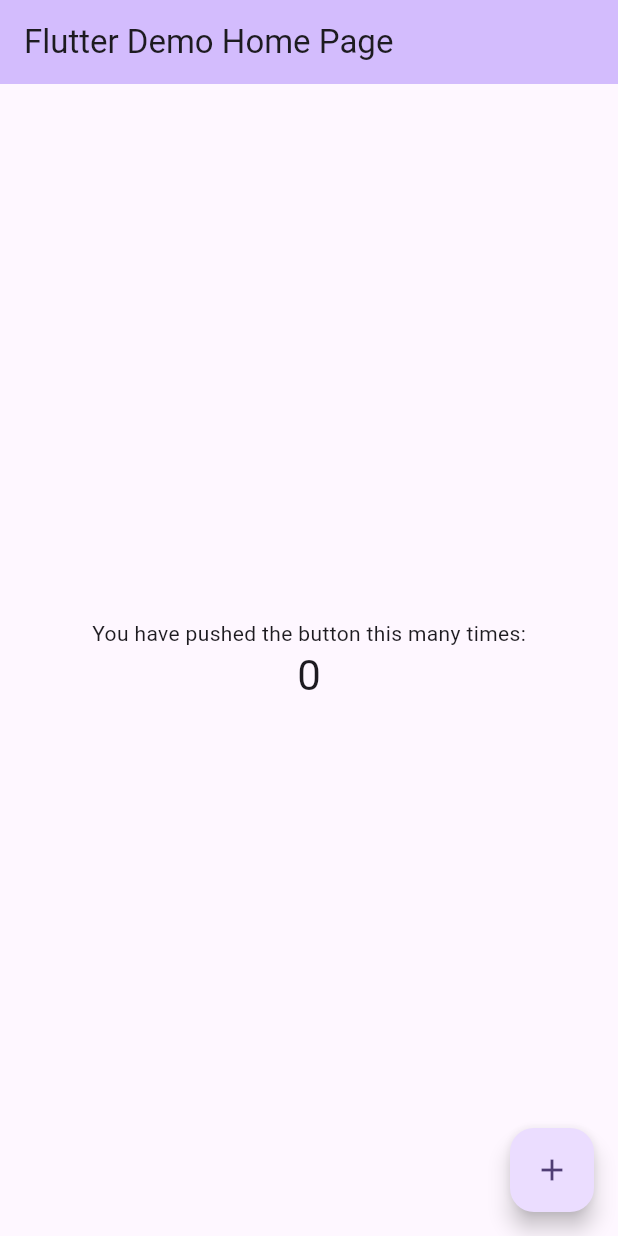
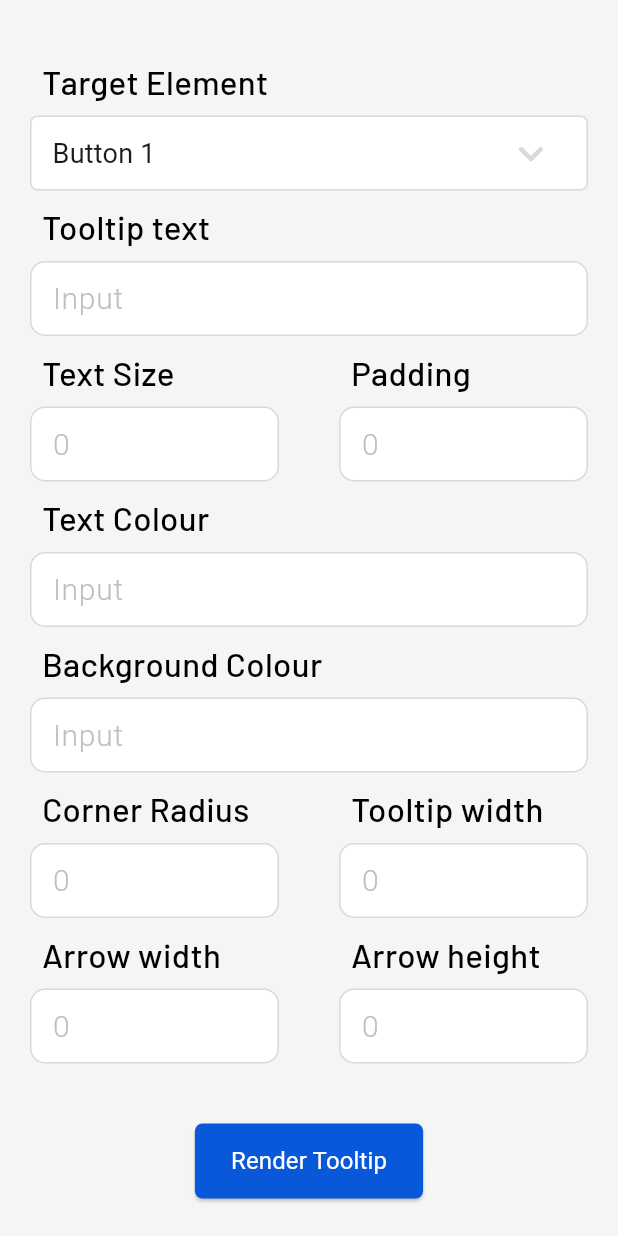
Before and after one commit to heyprincesingh/PlotLine_Mobile, a Flutter app: the screen it shows after launch, on a phone screen of 412 x 824 dp. Run offline on Flutter 3.47's test engine with Material 2 defaults, Android fonts, the phone set to English and light mode, and no system bars; our stand-ins replace get, google_fonts.

Commit message:
Screen 1 UI Completed

```diff
--- a/lib/main.dart
+++ b/lib/main.dart
@@ -1,4 +1,6 @@
+import 'package:get/get.dart';
 import 'package:flutter/material.dart';
+import 'package:plotline_mobile/view/formScreen.dart';
 
 void main() {
   runApp(const MyApp());
@@ -10,116 +12,28 @@ class MyApp extends StatelessWidget {
   // This widget is the root of your application.
   @override
   Widget build(BuildContext context) {
-    return MaterialApp(
+    return GetMaterialApp(
+      debugShowCheckedModeBanner: false,
       title: 'Flutter Demo',
       theme: ThemeData(
-        // This is the theme of your application.
-        //
-        // TRY THIS: Try running your application with "flutter run". You'll see
-        // the application has a blue toolbar. Then, without quitting the app,
-        // try changing the seedColor in the colorScheme below to Colors.green
-        // and then invoke "hot reload" (save your changes or press the "hot
-        // reload" button in a Flutter-supported IDE, or press "r" if you used
-        // the command line to start the app).
-        //
-        // Notice that the counter didn't reset back to zero; the application
-        // state is not lost during the reload. To reset the state, use hot
-        // restart instead.
-        //
-        // This works for code too, not just values: Most code changes can be
-        // tested with just a hot reload.
-        colorScheme: ColorScheme.fromSeed(seedColor: Colors.deepPurple),
+        colorScheme: ColorScheme.fromSeed(seedColor: Color(0xff0958d9)),
         useMaterial3: true,
       ),
-      home: const MyHomePage(title: 'Flutter Demo Home Page'),
+      home: const MyHomePage(),
     );
   }
 }
 
-class MyHomePage extends StatefulWidget {
-  const MyHomePage({super.key, required this.title});
-
-  // This widget is the home page of your application. It is stateful, meaning
-  // that it has a State object (defined below) that contains fields that affect
-  // how it looks.
-
-  // This class is the configuration for the state. It holds the values (in this
-  // case the title) provided by the parent (in this case the App widget) and
-  // used by the build method of the State. Fields in a Widget subclass are
-  // always marked "final".
-
-  final String title;
-
-  @override
-  State<MyHomePage> createState() => _MyHomePageState();
-}
-
-class _MyHomePageState extends State<MyHomePage> {
-  int _counter = 0;
-
-  void _incrementCounter() {
-    setState(() {
-      // This call to setState tells the Flutter framework that something has
-      // changed in this State, which causes it to rerun the build method below
-      // so that the display can reflect the updated values. If we changed
-      // _counter without calling setState(), then the build method would not be
-      // called again, and so nothing would appear to happen.
-      _counter++;
-    });
-  }
+class MyHomePage extends StatelessWidget {
+  const MyHomePage({super.key});
 
   @override
   Widget build(BuildContext context) {
-    // This method is rerun every time setState is called, for instance as done
-    // by the _incrementCounter method above.
-    //
-    // The Flutter framework has been optimized to make rerunning build methods
-    // fast, so that you can just rebuild anything that needs updating rather
-    // than having to individually change instances of widgets.
     return Scaffold(
-      appBar: AppBar(
-        // TRY THIS: Try changing the color here to a specific color (to
-        // Colors.amber, perhaps?) and trigger a hot reload to see the AppBar
-        // change color while the other colors stay the same.
-        backgroundColor: Theme.of(context).colorScheme.inversePrimary,
-        // Here we take the value from the MyHomePage object that was created by
-        // the App.build method, and use it to set our appbar title.
-        title: Text(widget.title),
+      backgroundColor: Color(0xfff5f5f5),
+      body: SafeArea(
+        child: formScreen(),
       ),
-      body: Center(
-        // Center is a layout widget. It takes a single child and positions it
-        // in the middle of the parent.
-        child: Column(
-          // Column is also a layout widget. It takes a list of children and
-          // arranges them vertically. By default, it sizes itself to fit its
-          // children horizontally, and tries to be as tall as its parent.
-          //
-          // Column has various properties to control how it sizes itself and
-          // how it positions its children. Here we use mainAxisAlignment to
-          // center the children vertically; the main axis here is the vertical
-          // axis because Columns are vertical (the cross axis would be
-          // horizontal).
-          //
-          // TRY THIS: Invoke "debug painting" (choose the "Toggle Debug Paint"
-          // action in the IDE, or press "p" in the console), to see the
-          // wireframe for each widget.
-          mainAxisAlignment: MainAxisAlignment.center,
-          children: <Widget>[
-            const Text(
-              'You have pushed the button this many times:',
-            ),
-            Text(
-              '$_counter',
-              style: Theme.of(context).textTheme.headlineMedium,
-            ),
-          ],
-        ),
-      ),
-      floatingActionButton: FloatingActionButton(
-        onPressed: _incrementCounter,
-        tooltip: 'Increment',
-        child: const Icon(Icons.add),
-      ), // This trailing comma makes auto-formatting nicer for build methods.
     );
   }
 }
--- /dev/null
+++ b/lib/view/formScreen.dart
@@ -0,0 +1,251 @@
+import 'package:flutter/material.dart';
+import 'package:google_fonts/google_fonts.dart';
+
+class formScreen extends StatelessWidget {
+  const formScreen({super.key});
+
+  @override
+  Widget build(BuildContext context) {
+    final ValueNotifier<String> selectedOption = ValueNotifier('Button 1');
+
+    return Padding(
+      padding: const EdgeInsets.only(left: 20,right: 20,top: 20),
+      child: SingleChildScrollView(
+        physics: const ScrollPhysics(),
+        child: Column(
+          mainAxisAlignment: MainAxisAlignment.start,
+          crossAxisAlignment: CrossAxisAlignment.start,
+          children: [
+            SizedBox(height: 10),
+            screenText("Target Element"),
+            Container(
+              height: 50,
+              width: MediaQuery.of(context).size.width - 40,
+              decoration: BoxDecoration(
+                color: Colors.white,
+                border: Border.all(color: Color(0xffd9d9d9), width: 1),
+                borderRadius: BorderRadius.all(
+                  Radius.circular(5),
+                ),
+              ),
+              child: ValueListenableBuilder<String>(
+                valueListenable: selectedOption,
+                builder: (context, value, child) {
+                  return Padding(
+                    padding: const EdgeInsets.only(left: 14, right: 14),
+                    child: DropdownButton<String>(
+                      value: value,
+                      icon: const Icon(
+                        Icons.keyboard_arrow_down_rounded,
+                        color: Color(0xffd9d9d9),
+                      ),
+                      iconSize: 34,
+                      elevation: 1,
+                      underline: SizedBox(),
+                      borderRadius: BorderRadius.all(Radius.circular(10)),
+                      dropdownColor: Color(0xfff5f5f5),
+                      onChanged: (a) {
+                        selectedOption.value = a.toString();
+                      },
+                      items: <String>[
+                        'Button 1',
+                        'Button 2',
+                        'Button 3',
+                        'Button 4',
+                        'Button 5'
+                      ].map<DropdownMenuItem<String>>((String value) {
+                        return DropdownMenuItem<String>(
+                          value: value,
+                          child: SizedBox(
+                            width: MediaQuery.of(context).size.width - 110,
+                            child: Text(
+                              value,
+                              style: TextStyle(
+                                  fontWeight: FontWeight.w400, fontSize: 18),
+                            ),
+                          ),
+                        );
+                      }).toList(),
+                    ),
+                  );
+                },
+              ),
+            ),
+            screenText("Tooltip text"),
+            screenInput(context, MediaQuery.of(context).size.width - 40,
+                TextInputType.text),
+            Row(
+              mainAxisAlignment: MainAxisAlignment.spaceBetween,
+              crossAxisAlignment: CrossAxisAlignment.start,
+              children: [
+                Column(
+                  mainAxisAlignment: MainAxisAlignment.start,
+                  crossAxisAlignment: CrossAxisAlignment.start,
+                  children: [
+                    screenText("Text Size"),
+                    screenInput(
+                        context,
+                        MediaQuery.of(context).size.width / 2 - 40,
+                        TextInputType.number),
+                  ],
+                ),
+                Column(
+                  mainAxisAlignment: MainAxisAlignment.start,
+                  crossAxisAlignment: CrossAxisAlignment.start,
+                  children: [
+                    screenText("Padding"),
+                    screenInput(
+                        context,
+                        MediaQuery.of(context).size.width / 2 - 40,
+                        TextInputType.number),
+                  ],
+                )
+              ],
+            ),
+            screenText("Text Colour"),
+            screenInput(context, MediaQuery.of(context).size.width - 40,
+                TextInputType.text),
+            screenText("Background Colour"),
+            screenInput(context, MediaQuery.of(context).size.width - 40,
+                TextInputType.text),
+            Row(
+              mainAxisAlignment: MainAxisAlignment.spaceBetween,
+              crossAxisAlignment: CrossAxisAlignment.start,
+              children: [
+                Column(
+                  mainAxisAlignment: MainAxisAlignment.start,
+                  crossAxisAlignment: CrossAxisAlignment.start,
+                  children: [
+                    screenText("Corner Radius"),
+                    screenInput(
+                        context,
+                        MediaQuery.of(context).size.width / 2 - 40,
+                        TextInputType.number),
+                  ],
+                ),
+                Column(
+                  mainAxisAlignment: MainAxisAlignment.start,
+                  crossAxisAlignment: CrossAxisAlignment.start,
+                  children: [
+                    screenText("Tooltip width"),
+                    screenInput(
+                        context,
+                        MediaQuery.of(context).size.width / 2 - 40,
+                        TextInputType.number),
+                  ],
+                )
+              ],
+            ),
+            Row(
+              mainAxisAlignment: MainAxisAlignment.spaceBetween,
+              crossAxisAlignment: CrossAxisAlignment.start,
+              children: [
+                Column(
+                  mainAxisAlignment: MainAxisAlignment.start,
+                  crossAxisAlignment: CrossAxisAlignment.start,
+                  children: [
+                    screenText("Arrow width"),
+                    screenInput(
+                        context,
+                        MediaQuery.of(context).size.width / 2 - 40,
+                        TextInputType.number),
+                  ],
+                ),
+                Column(
+                  mainAxisAlignment: MainAxisAlignment.start,
+                  crossAxisAlignment: CrossAxisAlignment.start,
+                  children: [
+                    screenText("Arrow height"),
+                    screenInput(
+                        context,
+                        MediaQuery.of(context).size.width / 2 - 40,
+                        TextInputType.number),
+                  ],
+                )
+              ],
+            ),
+            SizedBox(
+              height: 40,
+            ),
+            Row(
+              mainAxisAlignment: MainAxisAlignment.center,
+              children: [
+                SizedBox(
+                  height: 50,
+                  // width: 200,
+                  child: ElevatedButton(
+                    style: ButtonStyle(
+                      backgroundColor: MaterialStateColor.resolveWith(
+                        (states) => Color(0xff0958d9),
+                      ),
+                      shape: MaterialStateProperty.all<RoundedRectangleBorder>(
+                        RoundedRectangleBorder(
+                          borderRadius: BorderRadius.circular(5),
+                        ),
+                      ),
+                    ),
+                    onPressed: () {},
+                    child: Text(
+                      "Render Tooltip",
+                      style: TextStyle(
+                          color: Colors.white,
+                          fontWeight: FontWeight.w400,
+                          fontSize: 16),
+                    ),
+                  ),
+                ),
+              ],
+            ),
+          ],
+        ),
+      ),
+    );
+  }
+
+  Container screenInput(BuildContext context, double width, TextInputType type) {
+    return Container(
+      height: 50,
+      width: width,
+      decoration: BoxDecoration(
+        color: Colors.white,
+        border: Border.all(color: Color(0xffd9d9d9), width: 1),
+        borderRadius: BorderRadius.all(
+          Radius.circular(10),
+        ),
+      ),
+      child: Center(
+        child: Padding(
+          padding: const EdgeInsets.only(left: 14, right: 14),
+          child: TextFormField(
+            cursorColor: Colors.black,
+            maxLines: 1,
+            minLines: 1,
+            keyboardType: type,
+            decoration: InputDecoration.collapsed(
+              hintText: type == TextInputType.number ? "0" : "Input",
+              hintStyle: TextStyle(
+                fontWeight: FontWeight.w300,
+                fontSize: 20,
+                color: Color(0xffbfbfbf),
+              ),
+            ),
+          ),
+        ),
+      ),
+    );
+  }
+
+  Padding screenText(String text) {
+    return Padding(
+      padding: const EdgeInsets.all(8),
+      child: Text(
+        text,
+        style: GoogleFonts.barlow(
+          fontSize: 22,
+          color: Colors.black,
+          fontWeight: FontWeight.w500,
+        ),
+      ),
+    );
+  }
+}
```
Also changed, not shown: pubspec.yaml (+5 -22 lines), pubspec.lock.
